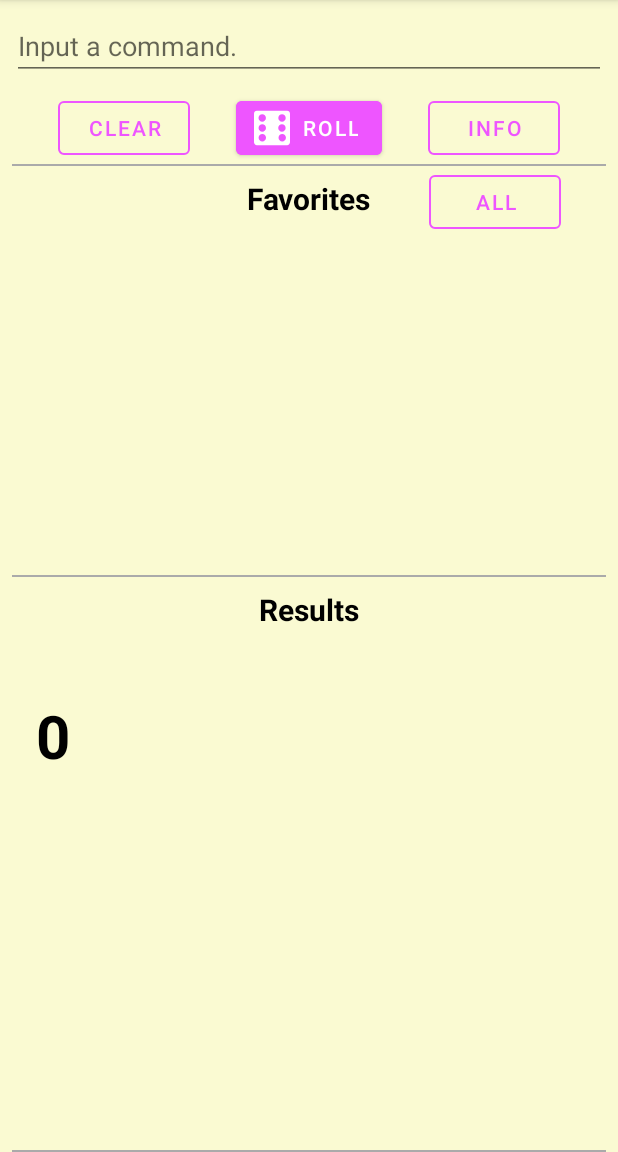
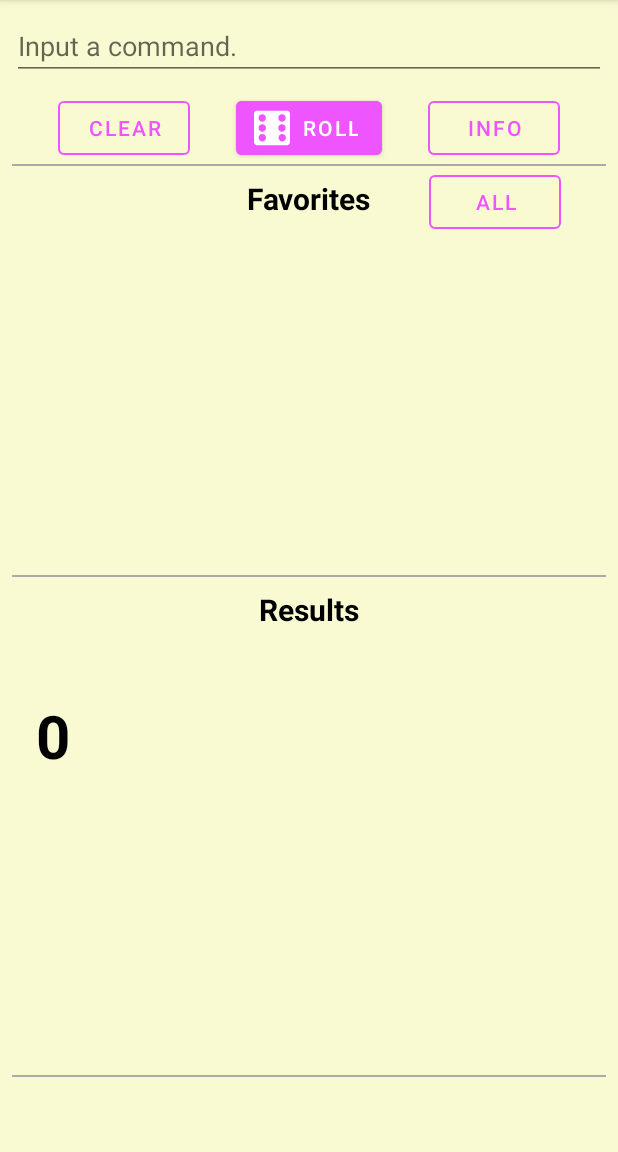
Before and after one commit to bqfix/Capstone-Project, an Android app: the screen it shows after launch (MainActivity), on a phone screen of 412 x 824 dp, the part 84-1236 px from its top. Run offline under Robolectric (Android 15) with nearby library versions, the phone set to English and light mode, and no system bars; our stand-ins replace AdMob, Firebase (no records; nobody signed in at launch, a user with empty details on screens opened directly); libraries missing offline, so code that uses them is left out: com.firebase.ui; 1 statement that could not run was skipped.

Commit message:
refactor: Added set ad container height
This is to prevent the layout "jumping" once the ad loads, although there will be a blank unused area in the event of the ad not loading.

```diff
--- a/DiceyDice/app/src/main/res/layout-land/activity_favorite.xml
+++ b/DiceyDice/app/src/main/res/layout-land/activity_favorite.xml
@@ -50,7 +50,7 @@
     <FrameLayout
         android:id="@+id/favorite_ad_container"
         android:layout_width="wrap_content"
-        android:layout_height="wrap_content"
+        android:layout_height="@dimen/ad_container_height"
         app:layout_constraintBottom_toBottomOf="parent"
         app:layout_constraintEnd_toEndOf="parent"
         app:layout_constraintStart_toStartOf="parent">
--- a/DiceyDice/app/src/main/res/layout-land/activity_history.xml
+++ b/DiceyDice/app/src/main/res/layout-land/activity_history.xml
@@ -53,7 +53,7 @@
     <FrameLayout
         android:id="@+id/history_ad_container"
         android:layout_width="wrap_content"
-        android:layout_height="wrap_content"
+        android:layout_height="@dimen/ad_container_height"
         app:layout_constraintBottom_toBottomOf="parent"
         app:layout_constraintEnd_toEndOf="parent"
         app:layout_constraintStart_toStartOf="parent">
--- a/DiceyDice/app/src/main/res/layout-land/activity_main.xml
+++ b/DiceyDice/app/src/main/res/layout-land/activity_main.xml
@@ -54,7 +54,7 @@
     <FrameLayout
         android:id="@+id/main_ad_container"
         android:layout_width="wrap_content"
-        android:layout_height="wrap_content"
+        android:layout_height="@dimen/ad_container_height"
         app:layout_constraintBottom_toBottomOf="parent"
         app:layout_constraintEnd_toEndOf="parent"
         app:layout_constraintStart_toStartOf="parent">
--- a/DiceyDice/app/src/main/res/layout/activity_add_favorite.xml
+++ b/DiceyDice/app/src/main/res/layout/activity_add_favorite.xml
@@ -137,7 +137,7 @@
     <FrameLayout
         android:id="@+id/add_favorite_ad_container"
         android:layout_width="wrap_content"
-        android:layout_height="wrap_content"
+        android:layout_height="@dimen/ad_container_height"
         app:layout_constraintBottom_toBottomOf="parent"
         app:layout_constraintEnd_toEndOf="parent"
         app:layout_constraintStart_toStartOf="parent">
--- a/DiceyDice/app/src/main/res/layout/activity_favorite.xml
+++ b/DiceyDice/app/src/main/res/layout/activity_favorite.xml
@@ -49,7 +49,7 @@
     <FrameLayout
         android:id="@+id/favorite_ad_container"
         android:layout_width="wrap_content"
-        android:layout_height="wrap_content"
+        android:layout_height="@dimen/ad_container_height"
         app:layout_constraintBottom_toBottomOf="parent"
         app:layout_constraintEnd_toEndOf="parent"
         app:layout_constraintStart_toStartOf="parent">
--- a/DiceyDice/app/src/main/res/layout/activity_history.xml
+++ b/DiceyDice/app/src/main/res/layout/activity_history.xml
@@ -53,7 +53,7 @@
     <FrameLayout
         android:id="@+id/history_ad_container"
         android:layout_width="wrap_content"
-        android:layout_height="wrap_content"
+        android:layout_height="@dimen/ad_container_height"
         app:layout_constraintBottom_toBottomOf="parent"
         app:layout_constraintEnd_toEndOf="parent"
         app:layout_constraintStart_toStartOf="parent">
--- a/DiceyDice/app/src/main/res/layout/activity_main.xml
+++ b/DiceyDice/app/src/main/res/layout/activity_main.xml
@@ -52,7 +52,7 @@
     <FrameLayout
         android:id="@+id/main_ad_container"
         android:layout_width="wrap_content"
-        android:layout_height="wrap_content"
+        android:layout_height="@dimen/ad_container_height"
         app:layout_constraintBottom_toBottomOf="parent"
         app:layout_constraintEnd_toEndOf="parent"
         app:layout_constraintStart_toStartOf="parent">
--- a/DiceyDice/app/src/main/res/values/dimens.xml
+++ b/DiceyDice/app/src/main/res/values/dimens.xml
@@ -6,5 +6,6 @@ Refer to App Widget Documentation for margin information
 http://developer.android.com/guide/topics/appwidgets/index.html#CreatingLayout
     -->
     <dimen name="widget_margin">8dp</dimen>
+    <dimen name="ad_container_height">50dp</dimen>
 
 </resources>
```
